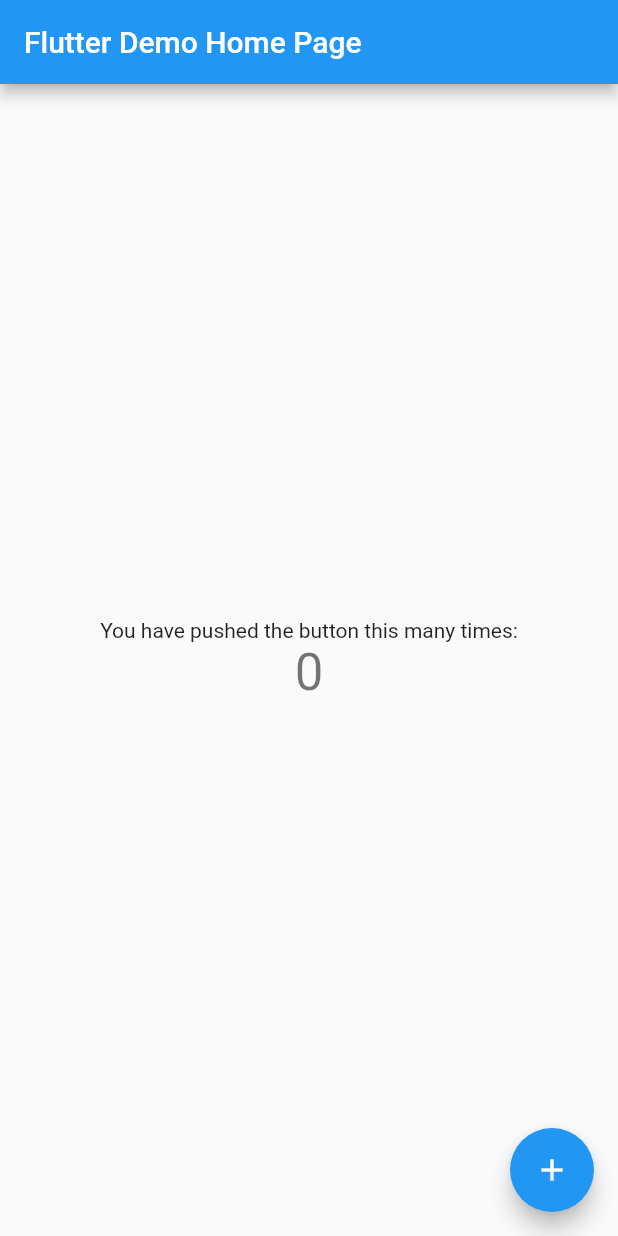
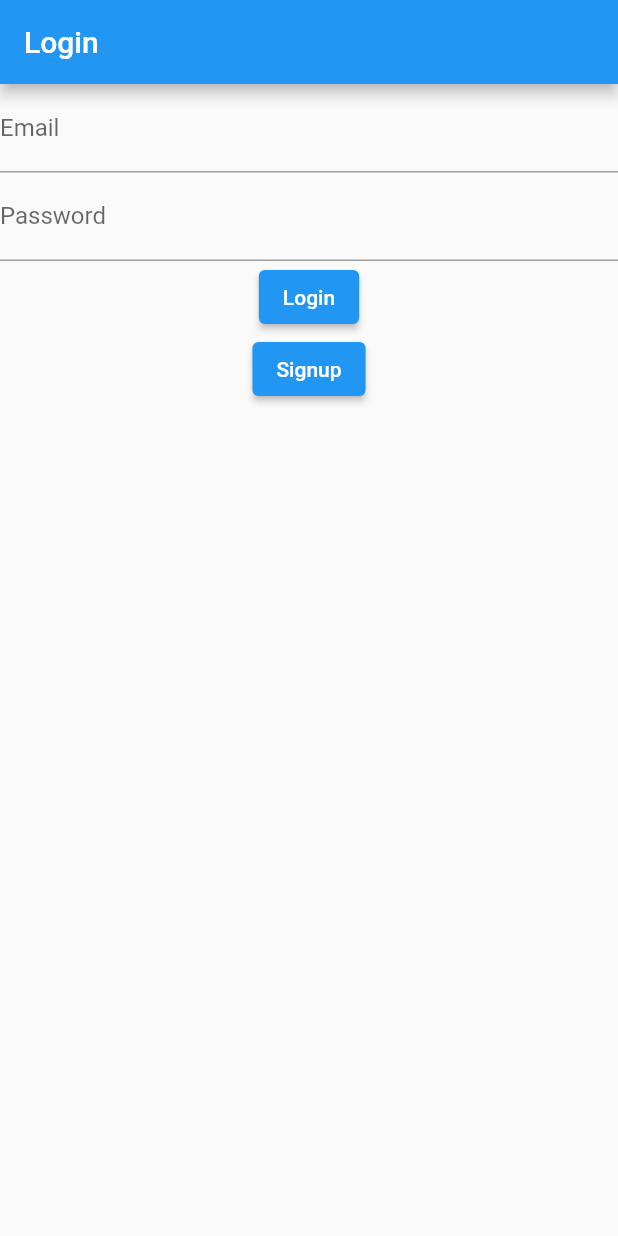
Before and after one commit to cmtboy/firebase_crud, a Flutter app: the screen it shows after launch, on a phone screen of 412 x 824 dp. Run offline on Flutter 3.47's test engine with Material 2 defaults, Android fonts, the phone set to English and light mode, and no system bars; our stand-ins replace cloud_firestore, firebase_auth, firebase_core; accounts and stored records are empty.

```diff
--- a/lib/main.dart
+++ b/lib/main.dart
@@ -1,115 +1,52 @@
+import 'package:firebase_auth/firebase_auth.dart';
+import 'package:firebase_core/firebase_core.dart';
+import 'package:firebase_crud/firebase_options.dart';
 import 'package:flutter/material.dart';
+import 'package:provider/provider.dart';
+import 'screens/login_screen.dart';
+import 'screens/signup_screen.dart';
 
-void main() {
-  runApp(const MyApp());
+void main() async {
+  WidgetsFlutterBinding.ensureInitialized();
+  await Firebase.initializeApp(
+    options: DefaultFirebaseOptions.currentPlatform,
+  );
+  runApp(MyApp());
 }
 
 class MyApp extends StatelessWidget {
-  const MyApp({super.key});
-
-  // This widget is the root of your application.
   @override
   Widget build(BuildContext context) {
     return MaterialApp(
       title: 'Flutter Demo',
-      theme: ThemeData(
-        // This is the theme of your application.
-        //
-        // Try running your application with "flutter run". You'll see the
-        // application has a blue toolbar. Then, without quitting the app, try
-        // changing the primarySwatch below to Colors.green and then invoke
-        // "hot reload" (press "r" in the console where you ran "flutter run",
-        // or simply save your changes to "hot reload" in a Flutter IDE).
-        // Notice that the counter didn't reset back to zero; the application
-        // is not restarted.
-        primarySwatch: Colors.blue,
+      home: Provider(
+        create: (_) => Auth(),
+        child: LoginScreen(),
       ),
-      home: const MyHomePage(title: 'Flutter Demo Home Page'),
     );
   }
 }
 
-class MyHomePage extends StatefulWidget {
-  const MyHomePage({super.key, required this.title});
+class Auth extends ChangeNotifier {
+  bool isLoggedIn = false;
+  String? userEmail;
 
-  // This widget is the home page of your application. It is stateful, meaning
-  // that it has a State object (defined below) that contains fields that affect
-  // how it looks.
-
-  // This class is the configuration for the state. It holds the values (in this
-  // case the title) provided by the parent (in this case the App widget) and
-  // used by the build method of the State. Fields in a Widget subclass are
-  // always marked "final".
-
-  final String title;
-
-  @override
-  State<MyHomePage> createState() => _MyHomePageState();
-}
-
-class _MyHomePageState extends State<MyHomePage> {
-  int _counter = 0;
-
-  void _incrementCounter() {
-    setState(() {
-      // This call to setState tells the Flutter framework that something has
-      // changed in this State, which causes it to rerun the build method below
-      // so that the display can reflect the updated values. If we changed
-      // _counter without calling setState(), then the build method would not be
-      // called again, and so nothing would appear to happen.
-      _counter++;
+  void login(String email, String password) {
+    FirebaseAuth.instance
+        .signInWithEmailAndPassword(email: email, password: password)
+        .then((user) {
+      isLoggedIn = true;
+      userEmail = user.user!.email;
+      notifyListeners();
+    }).catchError((error) {
+      print(error);
     });
   }
 
-  @override
-  Widget build(BuildContext context) {
-    // This method is rerun every time setState is called, for instance as done
-    // by the _incrementCounter method above.
-    //
-    // The Flutter framework has been optimized to make rerunning build methods
-    // fast, so that you can just rebuild anything that needs updating rather
-    // than having to individually change instances of widgets.
-    return Scaffold(
-      appBar: AppBar(
-        // Here we take the value from the MyHomePage object that was created by
-        // the App.build method, and use it to set our appbar title.
-        title: Text(widget.title),
-      ),
-      body: Center(
-        // Center is a layout widget. It takes a single child and positions it
-        // in the middle of the parent.
-        child: Column(
-          // Column is also a layout widget. It takes a list of children and
-          // arranges them vertically. By default, it sizes itself to fit its
-          // children horizontally, and tries to be as tall as its parent.
-          //
-          // Invoke "debug painting" (press "p" in the console, choose the
-          // "Toggle Debug Paint" action from the Flutter Inspector in Android
-          // Studio, or the "Toggle Debug Paint" command in Visual Studio Code)
-          // to see the wireframe for each widget.
-          //
-          // Column has various properties to control how it sizes itself and
-          // how it positions its children. Here we use mainAxisAlignment to
-          // center the children vertically; the main axis here is the vertical
-          // axis because Columns are vertical (the cross axis would be
-          // horizontal).
-          mainAxisAlignment: MainAxisAlignment.center,
-          children: <Widget>[
-            const Text(
-              'You have pushed the button this many times:',
-            ),
-            Text(
-              '$_counter',
-              style: Theme.of(context).textTheme.headlineMedium,
-            ),
-          ],
-        ),
-      ),
-      floatingActionButton: FloatingActionButton(
-        onPressed: _incrementCounter,
-        tooltip: 'Increment',
-        child: const Icon(Icons.add),
-      ), // This trailing comma makes auto-formatting nicer for build methods.
-    );
+  void logout() {
+    FirebaseAuth.instance.signOut();
+    isLoggedIn = false;
+    userEmail = null;
+    notifyListeners();
   }
 }
--- /dev/null
+++ b/lib/screens/login_screen.dart
@@ -0,0 +1,89 @@
+import 'package:firebase_crud/screens/signup_screen.dart';
+import 'package:firebase_crud/screens/to_do_screen.dart';
+import 'package:flutter/material.dart';
+import 'package:firebase_auth/firebase_auth.dart';
+import 'package:cloud_firestore/cloud_firestore.dart';
+import 'package:provider/provider.dart';
+
+class LoginScreen extends StatefulWidget {
+  @override
+  _LoginScreenState createState() => _LoginScreenState();
+}
+
+class _LoginScreenState extends State<LoginScreen> {
+  final _auth = FirebaseAuth.instance;
+  final _formKey = GlobalKey<FormState>();
+
+  String? email;
+  String? password;
+
+  @override
+  Widget build(BuildContext context) {
+    return Scaffold(
+      appBar: AppBar(
+        title: Text('Login'),
+      ),
+      body: Form(
+        key: _formKey,
+        child: Column(
+          children: [
+            TextFormField(
+              decoration: InputDecoration(
+                labelText: 'Email',
+              ),
+              onChanged: (value) {
+                email = value;
+              },
+              validator: (value) {
+                if (value!.isEmpty) {
+                  return 'Please enter your email';
+                }
+                return null;
+              },
+            ),
+            TextFormField(
+              decoration: InputDecoration(
+                labelText: 'Password',
+              ),
+              onChanged: (value) {
+                password = value;
+              },
+              validator: (value) {
+                if (value!.isEmpty) {
+                  return 'Please enter your password';
+                }
+                return null;
+              },
+              obscureText: true,
+            ),
+            ElevatedButton(
+              onPressed: () {
+                if (_formKey.currentState!.validate()) {
+                  _auth
+                      .signInWithEmailAndPassword(
+                          email: email!, password: password!)
+                      .then((user) {
+                    Navigator.of(context).pushReplacement(
+                      MaterialPageRoute(
+                        builder: (context) => ToDoScreen(),
+                      ),
+                    );
+                  }).catchError((error) {
+                    print(error);
+                  });
+                }
+              },
+              child: Text('Login'),
+            ),
+            ElevatedButton(
+                onPressed: () {
+                  Navigator.push(context,
+                      MaterialPageRoute(builder: (context) => SignupScreen()));
+                },
+                child: Text('Signup'))
+          ],
+        ),
+      ),
+    );
+  }
+}
```
Also changed, not shown: lib/screens/signup_screen.dart (added, +117 -0 lines), lib/screens/to_do_screen.dart (added, +14 -0 lines), 1 other file.
